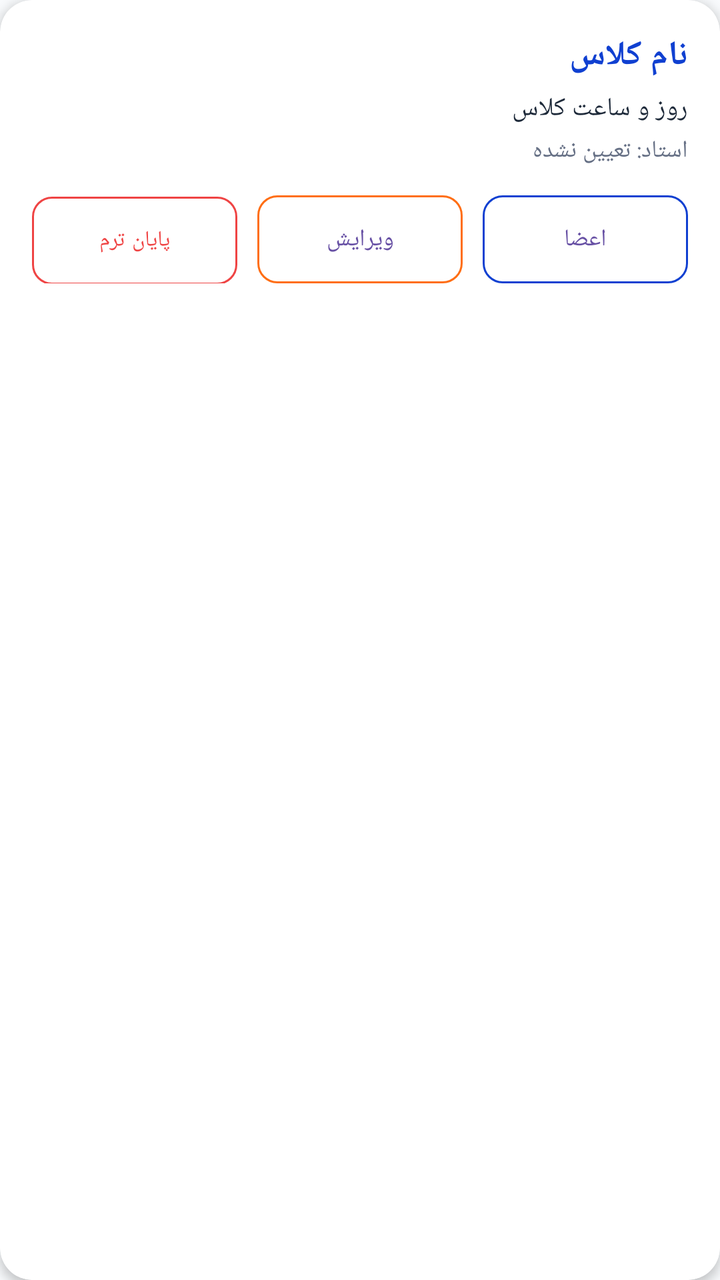
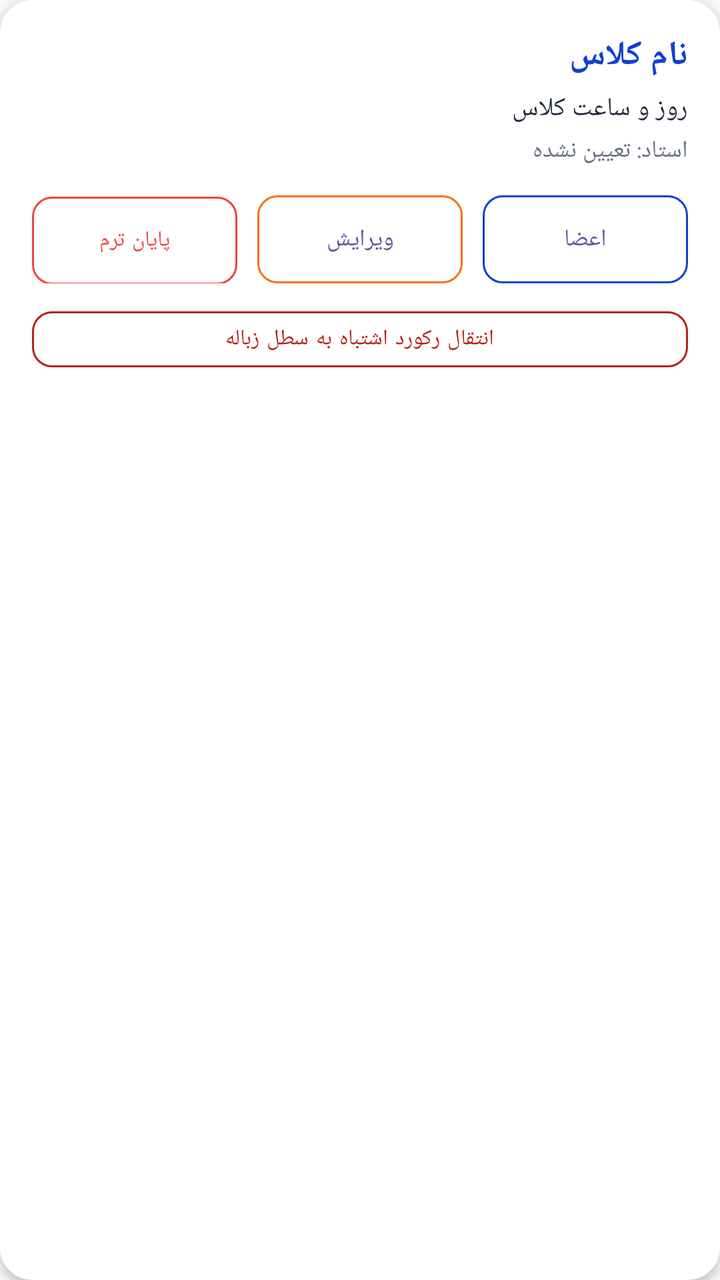

Compare the two renders of this Android layout. The source of the first and the diff that turns it into the second are given below.
<!-- AndroidManifest.xml: application theme Theme.BB -->
<!-- res/layout/item_class_manage.xml -->
<?xml version="1.0" encoding="utf-8"?>
<com.google.android.material.card.MaterialCardView xmlns:android="http://schemas.android.com/apk/res/android"
    xmlns:app="http://schemas.android.com/apk/res-auto"
    android:layout_width="match_parent"
    android:layout_height="wrap_content"
    android:layout_marginHorizontal="10dp"
    android:layout_marginVertical="7dp"
    android:layoutDirection="rtl"
    app:cardBackgroundColor="@color/card_background"
    app:cardCornerRadius="16dp"
    app:cardElevation="3dp"
    app:strokeWidth="0dp">

    <LinearLayout
        android:layout_width="match_parent"
        android:layout_height="wrap_content"
        android:orientation="vertical"
        android:padding="16dp">

        <TextView
            android:id="@+id/txtManageClassName"
            android:layout_width="wrap_content"
            android:layout_height="wrap_content"
            android:text="نام کلاس"
            android:textColor="@color/title_blue"
            android:textSize="17sp"
            android:textStyle="bold" />

        <TextView
            android:id="@+id/txtManageClassTime"
            android:layout_width="wrap_content"
            android:layout_height="wrap_content"
            android:layout_marginTop="6dp"
            android:text="روز و ساعت کلاس"
            android:textColor="@color/main_text"
            android:textSize="13sp" />

        <TextView
            android:id="@+id/txtManageClassTeacher"
            android:layout_width="wrap_content"
            android:layout_height="wrap_content"
            android:layout_marginTop="4dp"
            android:text="استاد: تعیین نشده"
            android:textColor="@color/sub_text"
            android:textSize="12sp" />

        <LinearLayout
            android:layout_width="match_parent"
            android:layout_height="wrap_content"
            android:layout_marginTop="14dp"
            android:orientation="horizontal"
            android:weightSum="3">

            <com.google.android.material.button.MaterialButton
                android:id="@+id/btnManageMembers"
                style="@style/Widget.MaterialComponents.Button.OutlinedButton"
                android:layout_width="0dp"
                android:layout_height="44dp"
                android:layout_weight="1"
                android:layout_marginEnd="5dp"
                android:insetTop="0dp"
                android:insetBottom="0dp"
                android:text="اعضا"
                android:textSize="12sp"
                app:cornerRadius="10dp"
                app:strokeColor="@color/title_blue" />

            <com.google.android.material.button.MaterialButton
                android:id="@+id/btnEditClass"
                style="@style/Widget.MaterialComponents.Button.OutlinedButton"
                android:layout_width="0dp"
                android:layout_height="44dp"
                android:layout_weight="1"
                android:layout_marginHorizontal="5dp"
                android:insetTop="0dp"
                android:insetBottom="0dp"
                android:text="ویرایش"
                android:textSize="12sp"
                app:cornerRadius="10dp"
                app:strokeColor="@color/brand_orange" />

            <com.google.android.material.button.MaterialButton
                android:id="@+id/btnCompleteClass"
                style="@style/Widget.MaterialComponents.Button.OutlinedButton"
                android:layout_width="0dp"
                android:layout_height="44dp"
                android:layout_weight="1"
                android:layout_marginStart="5dp"
                android:insetTop="0dp"
                android:insetBottom="0dp"
                android:text="پایان ترم"
                android:textColor="#EF4444"
                android:textSize="11sp"
                app:cornerRadius="10dp"
                app:strokeColor="#EF4444" />
        </LinearLayout>
    </LinearLayout>
</com.google.android.material.card.MaterialCardView>
<!-- resources referenced by this layout -->
<resources>
  <color name="brand_orange">#FF6E14</color>
  <color name="card_background">#FFFFFF</color>
  <color name="main_text">#1D2939</color>
  <color name="sub_text">#667085</color>
  <color name="title_blue">#1040D1</color>
  <style name="Theme.BB" parent="Base.Theme.BB" />
  <style name="Base.Theme.BB" parent="Theme.Material3.DayNight.NoActionBar">
          <item name="android:windowBackground">@drawable/app_global_background</item>
  
          <item name="android:windowTranslucentStatus">false</item>
          <item name="android:windowDrawsSystemBarBackgrounds">true</item>
          <item name="android:statusBarColor">@android:color/transparent</item>
          <item name="android:navigationBarColor">@android:color/transparent</item>
  
          <item name="android:windowLightStatusBar">true</item>
      </style>
  <!-- drawable app_global_background (drawable) -->
  <?xml version="1.0" encoding="utf-8"?>
  <layer-list xmlns:android="http://schemas.android.com/apk/res/android">
      <item>
          <shape android:shape="rectangle">
              <solid android:color="#F8FAFC" />
          </shape>
      </item>
  </layer-list>
</resources>

<!-- the commit's change to res/layout/item_class_manage.xml (unified diff, before → after) -->
@@ -94,5 +94,12 @@
                 app:cornerRadius="10dp"
                 app:strokeColor="#EF4444" />
         </LinearLayout>
+
+        <com.google.android.material.button.MaterialButton
+            android:id="@+id/btnTrashClass"
+            style="@style/Widget.MaterialComponents.Button.OutlinedButton"
+            android:layout_width="match_parent" android:layout_height="40dp" android:layout_marginTop="8dp"
+            android:text="انتقال رکورد اشتباه به سطل زباله" android:textAllCaps="false" android:textColor="#B42318"
+            android:textSize="11sp" app:cornerRadius="10dp" app:strokeColor="#B42318" />
     </LinearLayout>
 </com.google.android.material.card.MaterialCardView>
